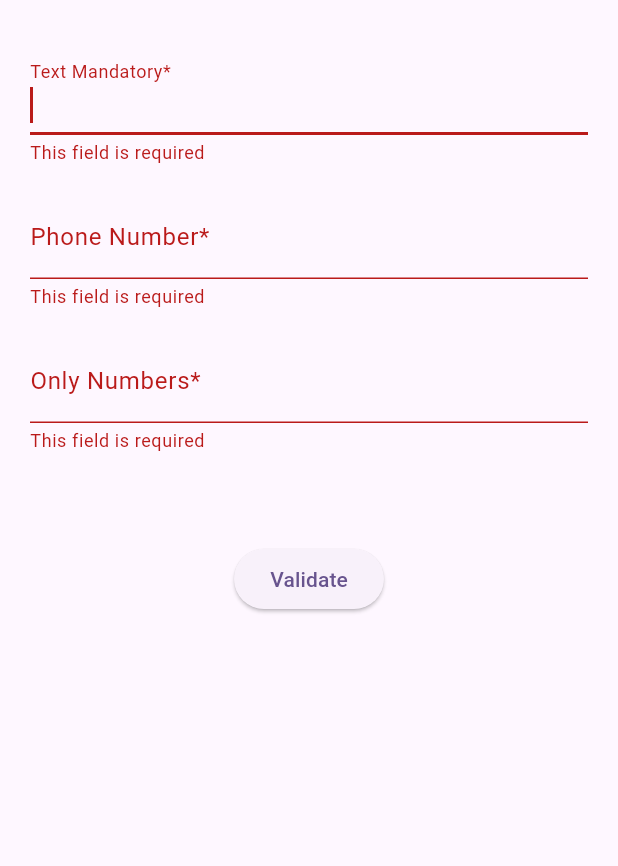
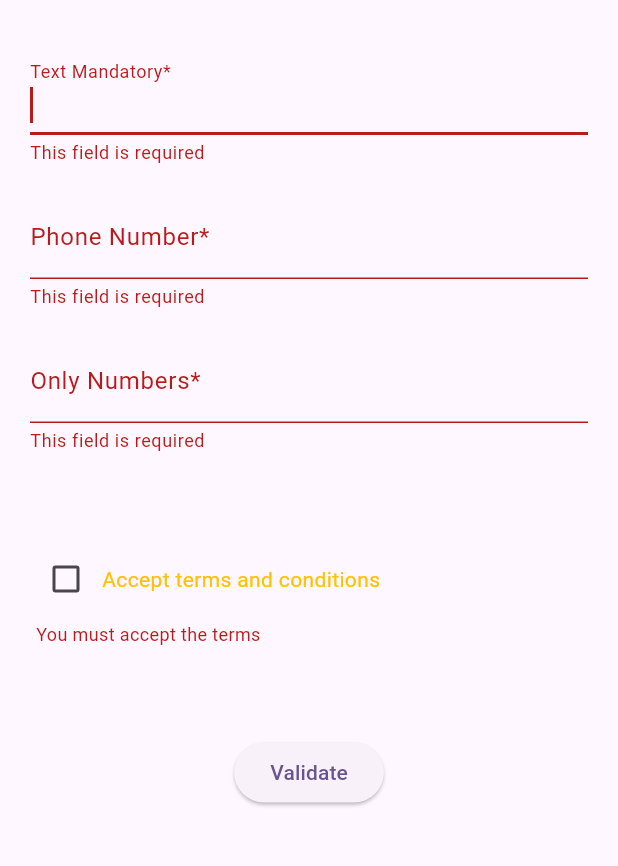
Before and after one commit to eduardohr-muniz/auto_form_validate, a Flutter app: the screen it shows after launch, after a tap on "Validate", on a phone screen of 412 x 824 dp, the part 63-929 px from its top. Run offline on Flutter 3.47's test engine with Material 3 defaults, Android fonts, the phone set to English and light mode, and no system bars; our stand-ins replace mask_text_input_formatter.

Commit message:
feat: release version 2.1.0 with generic validation support
- Introduced `CustomFormController<T>` for validating various widget types including checkboxes and dropdowns.
- Added `AutoFormFieldWrapper<T>` to facilitate validation and error display for any widget.
- Updated error messages to align with Material Design styling.
- Enhanced documentation with examples for validating non-text fields.

````diff
--- a/example/lib/main.dart
+++ b/example/lib/main.dart
@@ -1,7 +1,6 @@
 import 'dart:developer';
 
 import 'package:auto_form_validate/auto_form_validate.dart';
-import 'package:example/pages/tabs_form_page.dart';
 import 'package:flutter/material.dart';
 
 void main() {
@@ -23,7 +22,6 @@ class MyApp extends StatelessWidget {
       initialRoute: '/',
       routes: {
         '/': (context) => const HomePage(),
-        '/tabs': (context) => const TabsFormPage(),
       },
     );
   }
@@ -40,6 +38,7 @@ class _HomePageState extends State<HomePage> {
   final formKey = GlobalKey<FormState>();
   String phone = '';
   final phoneEC = TextEditingController();
+  bool? isChecked = false;
 
   @override
   Widget build(BuildContext context) {
@@ -76,13 +75,36 @@ class _HomePageState extends State<HomePage> {
               ),
               AutoTextFormField(
                 decoration: const InputDecoration(labelText: 'Only Numbers*'),
-                formController: OnlyNumbers(),
+                formController: OnlyNumbersValidator(),
+              ),
+              const SizedBox(height: 20),
+              // Exemplo com Checkbox usando CustomFormController
+              AutoFormFieldWrapper<bool?>(
+                formController: CheckboxRequiredValidator(),
+                builder: (field) => Row(
+                  children: [
+                    Checkbox(
+                      value: isChecked,
+                      onChanged: (value) {
+                        setState(() {
+                          isChecked = value;
+                        });
+                        field.didChange(value);
+                      },
+                    ),
+                    Text(
+                      'Accept terms and conditions',
+                      style: field.errorText != null ? const TextStyle(color: Colors.amber) : null,
+                    ),
+                  ],
+                ),
               ),
               const SizedBox(height: 20),
               ElevatedButton(
                   onPressed: () {
                     if (formKey.currentState!.validate()) {
                       log("Phone: $phone ✅");
+                      log("Checkbox: $isChecked ✅");
                     }
                   },
                   child: const Text("Validate")),
@@ -148,7 +170,7 @@ class PhoneValidator extends FormController {
   RegExp get regexFilter => RegExp(r'[0-9]');
 }
 
-class OnlyNumbers extends FormController {
+class OnlyNumbersValidator extends FormController {
   @override
   String? Function(String? value)? get validator => (value) {
         if (value == null || value.isEmpty) {
@@ -163,3 +185,14 @@ class OnlyNumbers extends FormController {
   @override
   RegExp get regexFilter => RegExp(r'[0-9]');
 }
+
+// Exemplo de CustomFormController para Checkbox
+class CheckboxRequiredValidator extends CustomFormController<bool?> {
+  @override
+  String? Function(bool? value)? get validator => (value) {
+        if (value == null || value == false) {
+          return 'You must accept the terms';
+        }
+        return null;
+      };
+}
--- /dev/null
+++ b/lib/auto_form_field_wrapper.dart
@@ -0,0 +1,127 @@
+import 'package:flutter/material.dart';
+import 'form_controller.dart';
+
+/// A generic form field wrapper that can wrap any widget and add validation.
+///
+/// This widget can be used to add validation to any widget (checkbox, dropdown, etc.)
+/// and display error messages below the widget when validation fails.
+///
+/// Example usage with checkbox:
+/// ```dart
+/// AutoFormField<bool?>(
+///   formController: CheckboxController(),
+///   builder: (field) => Checkbox(
+///     value: _isChecked,
+///     onChanged: (value) {
+///       setState(() => _isChecked = value);
+///       field.didChange(value);
+///     },
+///   ),
+/// )
+/// ```
+///
+/// Example usage with dropdown:
+/// ```dart
+/// AutoFormField<MyEnum?>(
+///   formController: DropdownController(),
+///   builder: (field) => DropdownButton<MyEnum>(
+///     value: _selectedValue,
+///     items: [...],
+///     onChanged: (value) {
+///       setState(() => _selectedValue = value);
+///       field.didChange(value);
+///     },
+///   ),
+/// )
+/// ```
+class AutoFormFieldWrapper<T> extends FormField<T> {
+  /// The form controller that handles validation
+  final CustomFormController<T>? formController;
+
+  /// Custom focus node
+  final FocusNode? focusNode;
+
+  final Widget Function(String errorText)? errorWidget;
+
+  AutoFormFieldWrapper({
+    super.key,
+    this.formController,
+    String? Function(T? value)? validator,
+    required Widget Function(FormFieldState<T> field) builder,
+    this.focusNode,
+    super.initialValue,
+    this.errorWidget,
+  }) : super(
+          validator: (value) {
+            // Use custom validator if provided, otherwise use formController
+            if (validator != null) {
+              return validator(value);
+            }
+            if (formController != null) {
+              // Use the helper's validate method if focusNode is provided
+              if (focusNode != null) {
+                return formController.helper.validate(
+                  value: value,
+                  focusNode: focusNode,
+                );
+              }
+              // Otherwise just use the validator directly
+              return formController.validator?.call(value);
+            }
+            return null;
+          },
+          builder: (FormFieldState<T> field) {
+            final errorText = field.errorText;
+
+            // Prepare focus node if formController is provided
+            FocusNode? preparedFocusNode;
+            if (formController != null && focusNode != null) {
+              preparedFocusNode = formController.helper.prepareFocusNode(focusNode);
+            } else {
+              preparedFocusNode = focusNode;
+            }
+
+            return Focus(
+              focusNode: preparedFocusNode,
+              child: Column(
+                crossAxisAlignment: CrossAxisAlignment.start,
+                mainAxisSize: MainAxisSize.min,
+                children: [
+                  builder(field),
+                  if (errorText != null) //
+                    errorWidget?.call(errorText) ?? _DefaultErrorWidget(errorText: errorText),
+                ],
+              ),
+            );
+          },
+        );
+}
+
+class _DefaultErrorWidget extends StatelessWidget {
+  final String errorText;
+  const _DefaultErrorWidget({required this.errorText});
+
+  @override
+  Widget build(BuildContext context) {
+    // Get the error style from InputDecorationTheme, same as TextFormField
+    final theme = Theme.of(context);
+    final inputDecorationTheme = theme.inputDecorationTheme;
+    final errorStyle = inputDecorationTheme.errorStyle;
+
+    // Use the same padding as InputDecoration
+    final errorMaxLines = inputDecorationTheme.errorMaxLines;
+
+    return Padding(
+      padding: const EdgeInsets.only(top: 4, left: 4),
+      child: Text(
+        errorText,
+        style: errorStyle ??
+            TextStyle(
+              color: theme.colorScheme.error,
+              fontSize: 12,
+            ),
+        maxLines: errorMaxLines,
+      ),
+    );
+  }
+}
--- a/lib/auto_form_validate.dart
+++ b/lib/auto_form_validate.dart
@@ -4,3 +4,4 @@ export 'package:flutter/src/services/text_input.dart';
 export 'auto_text_form_field.dart';
 export 'package:mask_text_input_formatter/mask_text_input_formatter.dart';
 export 'form_controller.dart';
+export 'auto_form_field_wrapper.dart';
--- a/pubspec.yaml
+++ b/pubspec.yaml
@@ -1,6 +1,6 @@
 name: auto_form_validate
 description: "Auto Form simplifies form management in Flutter apps by offering intuitive manipulation and input validation. It also supports the use of masks for custom data formatting, ensuring a more efficient and consistent user experience."
-version: 2.0.4+2
+version: 2.1.0
 homepage: "https://github.com/eduardohr-muniz/auto_form_validate"
 repository: "https://github.com/eduardohr-muniz/auto_form_validate"
 issue_tracker: "https://github.com/eduardohr-muniz/auto_form_validate/issues"
````
Also changed, not shown: example/lib/pages/components/keep_alive_componet.dart (deleted, +0 -23 lines), example/lib/pages/components/tab_page_1.dart (deleted, +0 -36 lines), example/lib/pages/components/tab_page_2.dart (deleted, +0 -32 lines), example/lib/pages/components/tab_page_3.dart (deleted, +0 -32 lines), example/lib/pages/tabs_form_page.dart (deleted, +0 -72 lines), example/lib/pages/viewmodels/tab_page_viewmodel.dart (deleted, +0 -26 lines), example/pubspec.lock, 2 other files.
